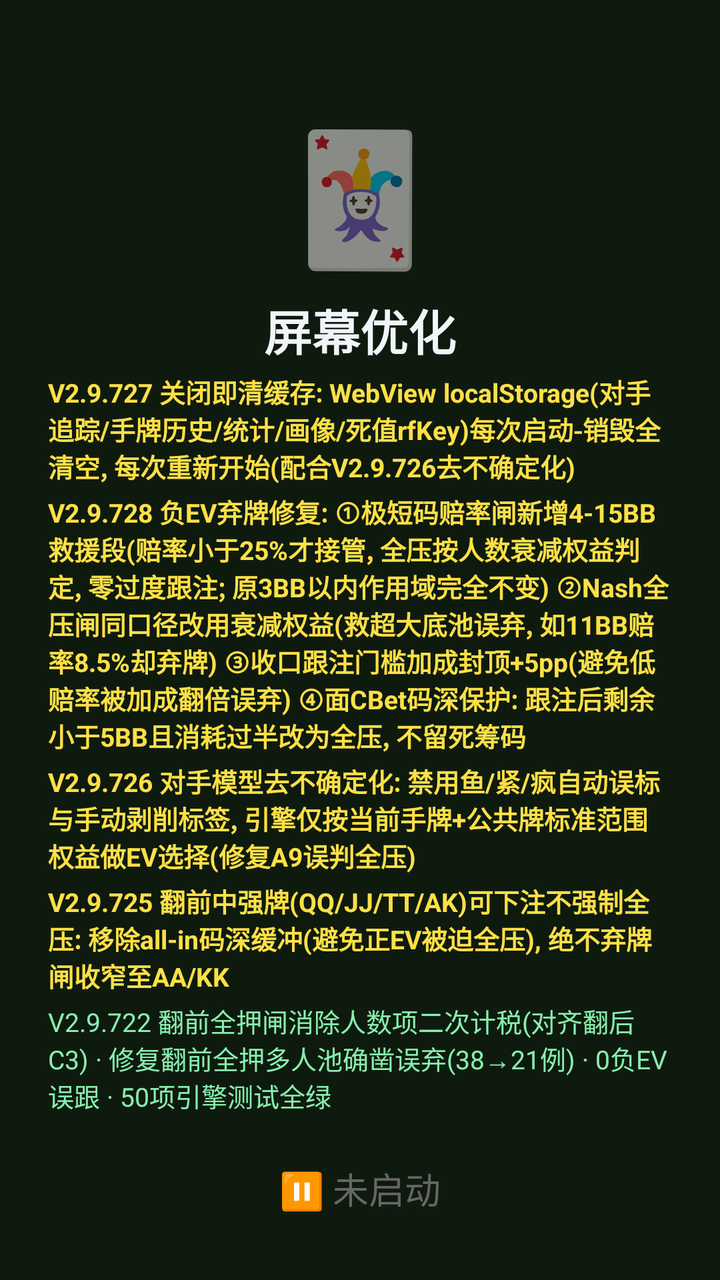
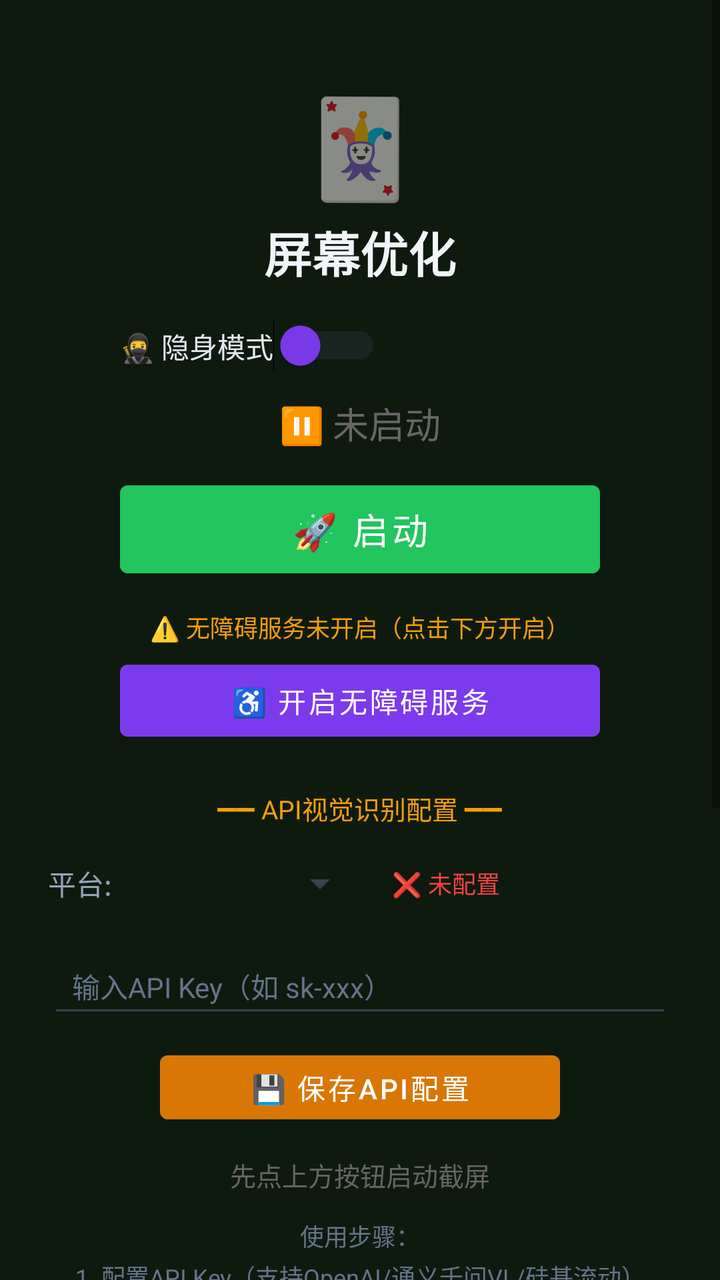

Two renders of the same Android screen: before a commit and after it. Below are the layout's source before the change and the commit's diff.
<!-- AndroidManifest.xml: activity theme Theme.MjScreenshot -->
<!-- res/layout/activity_main.xml -->
<?xml version="1.0" encoding="utf-8"?>
<LinearLayout xmlns:android="http://schemas.android.com/apk/res/android"
    android:layout_width="match_parent"
    android:layout_height="match_parent"
    android:orientation="vertical"
    android:background="#0f1a0f"
    android:padding="24dp"
    android:gravity="center_horizontal">

    <TextView
        android:layout_width="wrap_content"
        android:layout_height="wrap_content"
        android:text="🃏"
        android:textSize="64sp"
        android:layout_marginTop="30dp" />

    <TextView
        android:layout_width="wrap_content"
        android:layout_height="wrap_content"
        android:text="屏幕优化"
        android:textSize="24sp"
        android:textColor="#f1f5f9"
        android:textStyle="bold"
        android:layout_marginTop="8dp" />

    <TextView
        android:layout_width="wrap_content"
        android:layout_height="wrap_content"
        android:text="V2.9.727 关闭即清缓存: WebView localStorage(对手追踪/手牌历史/统计/画像/死值rfKey)每次启动-销毁全清空, 每次重新开始(配合V2.9.726去不确定化)"
        android:textSize="13sp"
        android:textColor="#fde047"
        android:textStyle="bold"
        android:layout_marginTop="4dp" />

    <TextView
        android:layout_width="wrap_content"
        android:layout_height="wrap_content"
        android:text="V2.9.728 负EV弃牌修复: ①极短码赔率闸新增4-15BB救援段(赔率小于25%才接管, 全压按人数衰减权益判定, 零过度跟注; 原3BB以内作用域完全不变) ②Nash全压闸同口径改用衰减权益(救超大底池误弃, 如11BB赔率8.5%却弃牌) ③收口跟注门槛加成封顶+5pp(避免低赔率被加成翻倍误弃) ④面CBet码深保护: 跟注后剩余小于5BB且消耗过半改为全压, 不留死筹码"
        android:textSize="13sp"
        android:textColor="#fde047"
        android:textStyle="bold"
        android:layout_marginTop="4dp" />

    <TextView
        android:layout_width="wrap_content"
        android:layout_height="wrap_content"
        android:text="V2.9.726 对手模型去不确定化: 禁用鱼/紧/疯自动误标与手动剥削标签, 引擎仅按当前手牌+公共牌标准范围权益做EV选择(修复A9误判全压)"
        android:textSize="13sp"
        android:textColor="#fde047"
        android:textStyle="bold"
        android:layout_marginTop="4dp" />

    <TextView
        android:layout_width="wrap_content"
        android:layout_height="wrap_content"
        android:text="V2.9.725 翻前中强牌(QQ/JJ/TT/AK)可下注不强制全压: 移除all-in码深缓冲(避免正EV被迫全压), 绝不弃牌闸收窄至AA/KK"
        android:textSize="13sp"
        android:textColor="#fde047"
        android:textStyle="bold"
        android:layout_marginTop="4dp" />

    <TextView
        android:layout_width="wrap_content"
        android:layout_height="wrap_content"
        android:text="V2.9.722 翻前全押闸消除人数项二次计税(对齐翻后C3) · 修复翻前全押多人池确凿误弃(38→21例) · 0负EV误跟 · 50项引擎测试全绿"
        android:textSize="13sp"
        android:textColor="#86efac"
        android:layout_marginTop="4dp" />

    <TextView
        android:id="@+id/tvStatus"
        android:layout_width="wrap_content"
        android:layout_height="wrap_content"
        android:text="⏸ 未启动"
        android:textSize="18sp"
        android:textColor="#666666"
        android:layout_marginTop="24dp" />

    <Button
        android:id="@+id/btnStart"
        android:layout_width="240dp"
        android:layout_height="56dp"
        android:text="🚀 启动"
        android:textSize="18sp"
        android:textColor="#ffffff"
        android:backgroundTint="#22c55e"
        android:layout_marginTop="16dp" />

    <Button
        android:id="@+id/btnHelper"
        android:layout_width="240dp"
        android:layout_height="56dp"
        android:text="🃏 打开智囊"
        android:textSize="16sp"
        android:textColor="#ffffff"
        android:backgroundTint="#16a34a"
        android:layout_marginTop="12dp"
        android:visibility="gone" />

    
    <LinearLayout
        android:layout_width="240dp"
        android:layout_height="wrap_content"
        android:orientation="horizontal"
        android:gravity="center_vertical"
        android:layout_marginTop="8dp">

        <Switch
            android:id="@+id/switchStealth"
            android:layout_width="wrap_content"
            android:layout_height="wrap_content"
            android:text="🥷 隐身模式"
            android:textColor="#e2e8f0"
            android:textSize="14sp"
            android:thumbTint="#7c3aed"
            android:trackTint="#374151" />
    </LinearLayout>

    <TextView
        android:id="@+id/tvAccessibilityStatus"
        android:layout_width="wrap_content"
        android:layout_height="wrap_content"
        android:text="⚠️ 无障碍服务未开启（点击下方开启）"
        android:textSize="12sp"
        android:textColor="#f59e0b"
        android:layout_marginTop="8dp"
        android:gravity="center" />

    <Button
        android:id="@+id/btnAccessibility"
        android:layout_width="240dp"
        android:layout_height="48dp"
        android:text="♿ 开启无障碍服务"
        android:textSize="14sp"
        android:textColor="#ffffff"
        android:backgroundTint="#7c3aed"
        android:layout_marginTop="4dp" />

    <TextView
        android:layout_width="wrap_content"
        android:layout_height="wrap_content"
        android:text="━━ API视觉识别配置 ━━"
        android:textSize="13sp"
        android:textColor="#f59e0b"
        android:layout_marginTop="20dp" />

    <LinearLayout
        android:layout_width="match_parent"
        android:layout_height="wrap_content"
        android:orientation="horizontal"
        android:layout_marginTop="8dp"
        android:gravity="center_vertical">

        <TextView
            android:layout_width="wrap_content"
            android:layout_height="wrap_content"
            android:text="平台:"
            android:textSize="14sp"
            android:textColor="#94a3b8" />

        <Spinner
            android:id="@+id/spinnerProvider"
            android:layout_width="120dp"
            android:layout_height="40dp"
            android:layout_marginStart="8dp"
            android:backgroundTint="#374151" />

        <TextView
            android:id="@+id/tvApiStatus"
            android:layout_width="wrap_content"
            android:layout_height="wrap_content"
            android:text="❌ 未配置"
            android:textSize="12sp"
            android:textColor="#ef4444"
            android:layout_marginStart="12dp" />
    </LinearLayout>

    <EditText
        android:id="@+id/etApiKey"
        android:layout_width="match_parent"
        android:layout_height="44dp"
        android:hint="输入API Key（如 sk-xxx）"
        android:textSize="14sp"
        android:textColor="#e2e8f0"
        android:textColorHint="#64748b"
        android:backgroundTint="#374151"
        android:inputType="textPassword"
        android:layout_marginTop="8dp"
        android:paddingStart="12dp"
        android:paddingEnd="12dp" />

    <Button
        android:id="@+id/btnSaveApi"
        android:layout_width="200dp"
        android:layout_height="44dp"
        android:text="💾 保存API配置"
        android:textSize="14sp"
        android:textColor="#ffffff"
        android:backgroundTint="#d97706"
        android:layout_marginTop="8dp" />

    <TextView
        android:id="@+id/tvHint"
        android:layout_width="wrap_content"
        android:layout_height="wrap_content"
        android:text="先点上方按钮启动截屏"
        android:textSize="13sp"
        android:textColor="#666666"
        android:layout_marginTop="12dp"
        android:gravity="center" />

    <TextView
        android:layout_width="wrap_content"
        android:layout_height="wrap_content"
        android:text="使用步骤：\n1. 配置API Key（支持OpenAI/通义千问VL/硅基流动）\n2. 点「开启无障碍服务」→ 开启\n3. 开启「🥷隐身模式」(反检测)\n4. 点「启动」→ 允许悬浮窗\n5. 打牌时点屏幕上的🎯悬浮球即可截屏识别\n★ 拖动悬浮球可移到不挡牌的位置 ★\n★ 长按悬浮球可展开/收起详细面板 ★\n★ 悬浮球边框颜色=建议：绿=加注 橙=跟注 红=弃牌 ★"
        android:textSize="12sp"
        android:textColor="#64748b"
        android:layout_marginTop="12dp"
        android:lineSpacingExtra="3dp" />

</LinearLayout>
<!-- resources referenced by this layout -->
<resources>
  <style name="Theme.MjScreenshot" parent="Theme.MaterialComponents.DayNight.DarkActionBar">
          <item name="colorPrimary">#1e40af</item>
          <item name="colorPrimaryVariant">#1e3a8a</item>
          <item name="colorOnPrimary">#ffffff</item>
          <item name="android:statusBarColor">#0f172a</item>
      </style>
</resources>

<!-- the commit's change to res/layout/activity_main.xml (unified diff, before → after) -->
@@ -1,221 +1,226 @@
 <?xml version="1.0" encoding="utf-8"?>
-<LinearLayout xmlns:android="http://schemas.android.com/apk/res/android"
+<ScrollView xmlns:android="http://schemas.android.com/apk/res/android"
     android:layout_width="match_parent"
     android:layout_height="match_parent"
-    android:orientation="vertical"
-    android:background="#0f1a0f"
-    android:padding="24dp"
-    android:gravity="center_horizontal">
-
-    <TextView
-        android:layout_width="wrap_content"
-        android:layout_height="wrap_content"
-        android:text="🃏"
-        android:textSize="64sp"
-        android:layout_marginTop="30dp" />
-
-    <TextView
-        android:layout_width="wrap_content"
-        android:layout_height="wrap_content"
-        android:text="屏幕优化"
-        android:textSize="24sp"
-        android:textColor="#f1f5f9"
-        android:textStyle="bold"
-        android:layout_marginTop="8dp" />
-
-    <TextView
-        android:layout_width="wrap_content"
-        android:layout_height="wrap_content"
-        android:text="V2.9.727 关闭即清缓存: WebView localStorage(对手追踪/手牌历史/统计/画像/死值rfKey)每次启动-销毁全清空, 每次重新开始(配合V2.9.726去不确定化)"
-        android:textSize="13sp"
-        android:textColor="#fde047"
-        android:textStyle="bold"
-        android:layout_marginTop="4dp" />
-
-    <TextView
-        android:layout_width="wrap_content"
-        android:layout_height="wrap_content"
-        android:text="V2.9.728 负EV弃牌修复: ①极短码赔率闸新增4-15BB救援段(赔率小于25%才接管, 全压按人数衰减权益判定, 零过度跟注; 原3BB以内作用域完全不变) ②Nash全压闸同口径改用衰减权益(救超大底池误弃, 如11BB赔率8.5%却弃牌) ③收口跟注门槛加成封顶+5pp(避免低赔率被加成翻倍误弃) ④面CBet码深保护: 跟注后剩余小于5BB且消耗过半改为全压, 不留死筹码"
-        android:textSize="13sp"
-        android:textColor="#fde047"
-        android:textStyle="bold"
-        android:layout_marginTop="4dp" />
-
-    <TextView
-        android:layout_width="wrap_content"
-        android:layout_height="wrap_content"
-        android:text="V2.9.726 对手模型去不确定化: 禁用鱼/紧/疯自动误标与手动剥削标签, 引擎仅按当前手牌+公共牌标准范围权益做EV选择(修复A9误判全压)"
-        android:textSize="13sp"
-        android:textColor="#fde047"
-        android:textStyle="bold"
-        android:layout_marginTop="4dp" />
-
-    <TextView
-        android:layout_width="wrap_content"
-        android:layout_height="wrap_content"
-        android:text="V2.9.725 翻前中强牌(QQ/JJ/TT/AK)可下注不强制全压: 移除all-in码深缓冲(避免正EV被迫全压), 绝不弃牌闸收窄至AA/KK"
-        android:textSize="13sp"
-        android:textColor="#fde047"
-        android:textStyle="bold"
-        android:layout_marginTop="4dp" />
-
-    <TextView
-        android:layout_width="wrap_content"
-        android:layout_height="wrap_content"
-        android:text="V2.9.722 翻前全押闸消除人数项二次计税(对齐翻后C3) · 修复翻前全押多人池确凿误弃(38→21例) · 0负EV误跟 · 50项引擎测试全绿"
-        android:textSize="13sp"
-        android:textColor="#86efac"
-        android:layout_marginTop="4dp" />
-
-    <TextView
-        android:id="@+id/tvStatus"
-        android:layout_width="wrap_content"
-        android:layout_height="wrap_content"
-        android:text="⏸ 未启动"
-        android:textSize="18sp"
-        android:textColor="#666666"
-        android:layout_marginTop="24dp" />
-
-    <Button
-        android:id="@+id/btnStart"
-        android:layout_width="240dp"
-        android:layout_height="56dp"
-        android:text="🚀 启动"
-        android:textSize="18sp"
-        android:textColor="#ffffff"
-        android:backgroundTint="#22c55e"
-        android:layout_marginTop="16dp" />
-
-    <Button
-        android:id="@+id/btnHelper"
-        android:layout_width="240dp"
-        android:layout_height="56dp"
-        android:text="🃏 打开智囊"
-        android:textSize="16sp"
-        android:textColor="#ffffff"
-        android:backgroundTint="#16a34a"
-        android:layout_marginTop="12dp"
-        android:visibility="gone" />
-
-    
-    <LinearLayout
-        android:layout_width="240dp"
-        android:layout_height="wrap_content"
-        android:orientation="horizontal"
-        android:gravity="center_vertical"
-        android:layout_marginTop="8dp">
-
-        <Switch
-            android:id="@+id/switchStealth"
-            android:layout_width="wrap_content"
-            android:layout_height="wrap_content"
-            android:text="🥷 隐身模式"
-            android:textColor="#e2e8f0"
-            android:textSize="14sp"
-            android:thumbTint="#7c3aed"
-            android:trackTint="#374151" />
-    </LinearLayout>
-
-    <TextView
-        android:id="@+id/tvAccessibilityStatus"
-        android:layout_width="wrap_content"
-        android:layout_height="wrap_content"
-        android:text="⚠️ 无障碍服务未开启（点击下方开启）"
-        android:textSize="12sp"
-        android:textColor="#f59e0b"
-        android:layout_marginTop="8dp"
-        android:gravity="center" />
-
-    <Button
-        android:id="@+id/btnAccessibility"
-        android:layout_width="240dp"
-        android:layout_height="48dp"
-        android:text="♿ 开启无障碍服务"
-        android:textSize="14sp"
-        android:textColor="#ffffff"
-        android:backgroundTint="#7c3aed"
-        android:layout_marginTop="4dp" />
-
-    <TextView
-        android:layout_width="wrap_content"
-        android:layout_height="wrap_content"
-        android:text="━━ API视觉识别配置 ━━"
-        android:textSize="13sp"
-        android:textColor="#f59e0b"
-        android:layout_marginTop="20dp" />
+    android:fillViewport="true"
+    android:background="#0f1a0f">
 
     <LinearLayout
         android:layout_width="match_parent"
         android:layout_height="wrap_content"
-        android:orientation="horizontal"
-        android:layout_marginTop="8dp"
-        android:gravity="center_vertical">
-
-        <TextView
-            android:layout_width="wrap_content"
-            android:layout_height="wrap_content"
-            android:text="平台:"
+        android:orientation="vertical"
+        android:padding="24dp"
+        android:gravity="center_horizontal">
+
+        <TextView
+            android:layout_width="wrap_content"
+            android:layout_height="wrap_content"
+            android:text="🃏"
+            android:textSize="48sp"
+            android:layout_marginTop="16dp" />
+
+        <TextView
+            android:layout_width="wrap_content"
+            android:layout_height="wrap_content"
+            android:text="屏幕优化"
+            android:textSize="24sp"
+            android:textColor="#f1f5f9"
+            android:textStyle="bold"
+            android:layout_marginTop="4dp" />
+
+        
+        <LinearLayout
+            android:layout_width="240dp"
+            android:layout_height="wrap_content"
+            android:orientation="horizontal"
+            android:gravity="center_vertical"
+            android:layout_marginTop="16dp">
+
+            <Switch
+                android:id="@+id/switchStealth"
+                android:layout_width="wrap_content"
+                android:layout_height="wrap_content"
+                android:text="🥷 隐身模式"
+                android:textColor="#e2e8f0"
+                android:textSize="14sp"
+                android:thumbTint="#7c3aed"
+                android:trackTint="#374151" />
+        </LinearLayout>
+
+        <TextView
+            android:id="@+id/tvStatus"
+            android:layout_width="wrap_content"
+            android:layout_height="wrap_content"
+            android:text="⏸ 未启动"
+            android:textSize="18sp"
+            android:textColor="#666666"
+            android:layout_marginTop="12dp" />
+
+        <Button
+            android:id="@+id/btnStart"
+            android:layout_width="240dp"
+            android:layout_height="56dp"
+            android:text="🚀 启动"
+            android:textSize="18sp"
+            android:textColor="#ffffff"
+            android:backgroundTint="#22c55e"
+            android:layout_marginTop="12dp" />
+
+        <Button
+            android:id="@+id/btnHelper"
+            android:layout_width="240dp"
+            android:layout_height="56dp"
+            android:text="🃏 打开智囊"
+            android:textSize="16sp"
+            android:textColor="#ffffff"
+            android:backgroundTint="#16a34a"
+            android:layout_marginTop="12dp"
+            android:visibility="gone" />
+
+        <TextView
+            android:id="@+id/tvAccessibilityStatus"
+            android:layout_width="wrap_content"
+            android:layout_height="wrap_content"
+            android:text="⚠️ 无障碍服务未开启（点击下方开启）"
+            android:textSize="12sp"
+            android:textColor="#f59e0b"
+            android:layout_marginTop="12dp"
+            android:gravity="center" />
+
+        <Button
+            android:id="@+id/btnAccessibility"
+            android:layout_width="240dp"
+            android:layout_height="48dp"
+            android:text="♿ 开启无障碍服务"
             android:textSize="14sp"
-            android:textColor="#94a3b8" />
-
-        <Spinner
-            android:id="@+id/spinnerProvider"
-            android:layout_width="120dp"
+            android:textColor="#ffffff"
+            android:backgroundTint="#7c3aed"
+            android:layout_marginTop="4dp" />
+
+        <TextView
+            android:layout_width="wrap_content"
+            android:layout_height="wrap_content"
+            android:text="━━ API视觉识别配置 ━━"
+            android:textSize="13sp"
+            android:textColor="#f59e0b"
+            android:layout_marginTop="20dp" />
+
+        <LinearLayout
+            android:layout_width="match_parent"
+            android:layout_height="wrap_content"
+            android:orientation="horizontal"
+            android:layout_marginTop="8dp"
+            android:gravity="center_vertical">
+
+            <TextView
+                android:layout_width="wrap_content"
+                android:layout_height="wrap_content"
+                android:text="平台:"
+                android:textSize="14sp"
+                android:textColor="#94a3b8" />
+
+            <Spinner
+                android:id="@+id/spinnerProvider"
+                android:layout_width="120dp"
+                android:layout_height="40dp"
+                android:layout_marginStart="8dp"
+                android:backgroundTint="#374151" />
+
+            <TextView
+                android:id="@+id/tvApiStatus"
+                android:layout_width="wrap_content"
+                android:layout_height="wrap_content"
+                android:text="❌ 未配置"
+                android:textSize="12sp"
+                android:textColor="#ef4444"
+                android:layout_marginStart="12dp" />
+        </LinearLayout>
+
+        <EditText
+            android:id="@+id/etApiKey"
+            android:layout_width="match_parent"
+            android:layout_height="44dp"
+            android:hint="输入API Key（如 sk-xxx）"
+            android:textSize="14sp"
+            android:textColor="#e2e8f0"
+            android:textColorHint="#64748b"
+            android:backgroundTint="#374151"
+            android:inputType="textPassword"
+            android:layout_marginTop="8dp"
+            android:paddingStart="12dp"
+            android:paddingEnd="12dp" />
+
+        <Button
+            android:id="@+id/btnSaveApi"
+            android:layout_width="200dp"
+            android:layout_height="44dp"
+            android:text="💾 保存API配置"
+            android:textSize="14sp"
+            android:textColor="#ffffff"
+            android:backgroundTint="#d97706"
+            android:layout_marginTop="8dp" />
+
+        <TextView
+            android:id="@+id/tvHint"
+            android:layout_width="wrap_content"
+            android:layout_height="wrap_content"
+            android:text="先点上方按钮启动截屏"
+            android:textSize="13sp"
+            android:textColor="#666666"
+            android:layout_marginTop="12dp"
+            android:gravity="center" />
+
+        <TextView
+            android:layout_width="wrap_content"
+            android:layout_height="wrap_content"
+            android:text="使用步骤：\n1. 配置API Key（支持OpenAI/通义千问VL/硅基流动）\n2. 点「开启无障碍服务」→ 开启\n3. 开启「🥷隐身模式」(反检测)\n4. 点「启动」→ 允许悬浮窗\n5. 打牌时点屏幕上的🎯悬浮球即可截屏识别\n★ 拖动悬浮球可移到不挡牌的位置 ★\n★ 长按悬浮球可展开/收起详细面板 ★\n★ 悬浮球边框颜色=建议：绿=加注 橙=跟注 红=弃牌 ★"
+            android:textSize="12sp"
+            android:textColor="#64748b"
+            android:layout_marginTop="12dp"
+            android:gravity="center"
+            android:lineSpacingExtra="3dp" />
+
+        
+        <TextView
+            android:layout_width="wrap_content"
+            android:layout_height="wrap_content"
+            android:text="━━ 版本说明 ━━"
+            android:textSize="13sp"
+            android:textColor="#f59e0b"
+            android:layout_marginTop="20dp" />
+
+        <TextView
+            android:id="@+id/tvVerLatest"
+            android:layout_width="wrap_content"
+            android:layout_height="wrap_content"
+            android:text="V2.9.729 负EV弃牌与界面修复: ①表内路径补赔率兜底(与表外同口径, 修K牌翻前多弃) ②强牌硬底不再被小档被支配折价否决 ③vs-allin低赔率时码深加成归零 ④面CBet加注下限按街别/人数分档且不留零头 ⑤河牌MEDIUM薄价值加注通道开启 ⑥主界面版本说明折叠+隐身开关上移(不再被遮挡)"
+            android:textSize="12sp"
+            android:textColor="#fde047"
+            android:textStyle="bold"
+            android:layout_marginTop="6dp"
+            android:gravity="center" />
+
+        <Button
+            android:id="@+id/btnVerHistory"
+            android:layout_width="200dp"
             android:layout_height="40dp"
-            android:layout_marginStart="8dp"
-            android:backgroundTint="#374151" />
-
-        <TextView
-            android:id="@+id/tvApiStatus"
-            android:layout_width="wrap_content"
-            android:layout_height="wrap_content"
-            android:text="❌ 未配置"
-            android:textSize="12sp"
-            android:textColor="#ef4444"
-            android:layout_marginStart="12dp" />
+            android:text="📜 历史版本说明(5条)"
+            android:textSize="13sp"
+            android:textColor="#e2e8f0"
+            android:backgroundTint="#374151"
+            android:layout_marginTop="8dp" />
+
+        <TextView
+            android:id="@+id/tvVerHistory"
+            android:layout_width="wrap_content"
+            android:layout_height="wrap_content"
+            android:text="V2.9.728 负EV弃牌修复: ①极短码赔率闸新增4-15BB救援段 ②Nash全压闸同口径改用衰减权益 ③收口跟注门槛加成封顶+5pp ④面CBet码深保护: 跟注后剩余小于5BB且消耗过半改为全压, 不留死筹码\n\nV2.9.727 关闭即清缓存: WebView localStorage(对手追踪/手牌历史/统计/画像/死值rfKey)每次启动-销毁全清空\n\nV2.9.726 对手模型去不确定化: 禁用鱼/紧/疯自动误标与手动剥削标签\n\nV2.9.725 翻前中强牌(QQ/JJ/TT/AK)可下注不强制全压\n\nV2.9.722 翻前全押闸消除人数项二次计税 · 修复翻前全押多人池确凿误弃(38→21例)"
+            android:textSize="11sp"
+            android:textColor="#94a3b8"
+            android:layout_marginTop="6dp"
+            android:gravity="center"
+            android:lineSpacingExtra="2dp"
+            android:visibility="gone" />
+
     </LinearLayout>
-
-    <EditText
-        android:id="@+id/etApiKey"
-        android:layout_width="match_parent"
-        android:layout_height="44dp"
-        android:hint="输入API Key（如 sk-xxx）"
-        android:textSize="14sp"
-        android:textColor="#e2e8f0"
-        android:textColorHint="#64748b"
-        android:backgroundTint="#374151"
-        android:inputType="textPassword"
-        android:layout_marginTop="8dp"
-        android:paddingStart="12dp"
-        android:paddingEnd="12dp" />
-
-    <Button
-        android:id="@+id/btnSaveApi"
-        android:layout_width="200dp"
-        android:layout_height="44dp"
-        android:text="💾 保存API配置"
-        android:textSize="14sp"
-        android:textColor="#ffffff"
-        android:backgroundTint="#d97706"
-        android:layout_marginTop="8dp" />
-
-    <TextView
-        android:id="@+id/tvHint"
-        android:layout_width="wrap_content"
-        android:layout_height="wrap_content"
-        android:text="先点上方按钮启动截屏"
-        android:textSize="13sp"
-        android:textColor="#666666"
-        android:layout_marginTop="12dp"
-        android:gravity="center" />
-
-    <TextView
-        android:layout_width="wrap_content"
-        android:layout_height="wrap_content"
-        android:text="使用步骤：\n1. 配置API Key（支持OpenAI/通义千问VL/硅基流动）\n2. 点「开启无障碍服务」→ 开启\n3. 开启「🥷隐身模式」(反检测)\n4. 点「启动」→ 允许悬浮窗\n5. 打牌时点屏幕上的🎯悬浮球即可截屏识别\n★ 拖动悬浮球可移到不挡牌的位置 ★\n★ 长按悬浮球可展开/收起详细面板 ★\n★ 悬浮球边框颜色=建议：绿=加注 橙=跟注 红=弃牌 ★"
-        android:textSize="12sp"
-        android:textColor="#64748b"
-        android:layout_marginTop="12dp"
-        android:lineSpacingExtra="3dp" />
-
-</LinearLayout>
+</ScrollView>
